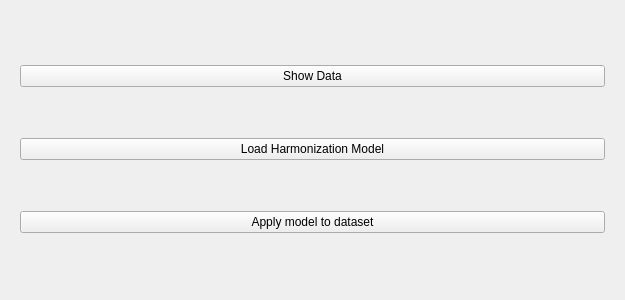
CBICA/niCHART, file QtBrainChartGUI/plugins/harmonization/harmonization.ui: the form before one commit.
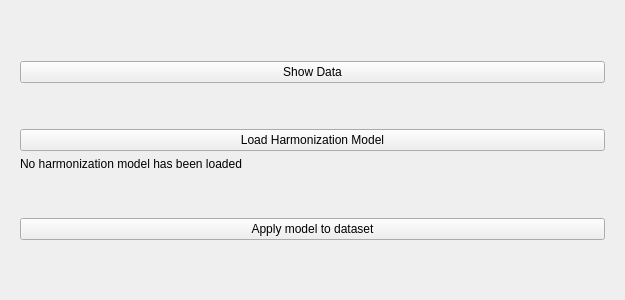
The form after the commit. The open tabs and pages were chosen to show the change.

Commit message: Add model information to Harmonization tab in GUI

Patch:
```diff
--- a/QtBrainChartGUI/plugins/harmonization/harmonization.ui
+++ b/QtBrainChartGUI/plugins/harmonization/harmonization.ui
@@ -26,6 +26,19 @@
       <layout class="QHBoxLayout" name="horizontalLayout_2">
        <item>
         <layout class="QVBoxLayout" name="verticalLayout_2">
+         <item>
+          <spacer name="verticalSpacer_2">
+           <property name="orientation">
+            <enum>Qt::Vertical</enum>
+           </property>
+           <property name="sizeHint" stdset="0">
+            <size>
+             <width>20</width>
+             <height>40</height>
+            </size>
+           </property>
+          </spacer>
+         </item>
          <item>
           <widget class="QPushButton" name="show_data_Btn">
            <property name="enabled">
@@ -36,6 +49,19 @@
            </property>
           </widget>
          </item>
+         <item>
+          <spacer name="verticalSpacer_3">
+           <property name="orientation">
+            <enum>Qt::Vertical</enum>
+           </property>
+           <property name="sizeHint" stdset="0">
+            <size>
+             <width>20</width>
+             <height>40</height>
+            </size>
+           </property>
+          </spacer>
+         </item>
          <item>
           <widget class="QPushButton" name="load_harmonization_model_Btn">
            <property name="text">
@@ -43,6 +69,26 @@
            </property>
           </widget>
          </item>
+         <item>
+          <widget class="QLabel" name="Harmonized_Data_Information_Lbl">
+           <property name="text">
+            <string>No harmonization model has been loaded</string>
+           </property>
+          </widget>
+         </item>
+         <item>
+          <spacer name="verticalSpacer_4">
+           <property name="orientation">
+            <enum>Qt::Vertical</enum>
+           </property>
+           <property name="sizeHint" stdset="0">
+            <size>
+             <width>20</width>
+             <height>40</height>
+            </size>
+           </property>
+          </spacer>
+         </item>
          <item>
           <widget class="QPushButton" name="apply_model_to_dataset_Btn">
            <property name="text">
@@ -50,6 +96,19 @@
            </property>
           </widget>
          </item>
+         <item>
+          <spacer name="verticalSpacer">
+           <property name="orientation">
+            <enum>Qt::Vertical</enum>
+           </property>
+           <property name="sizeHint" stdset="0">
+            <size>
+             <width>20</width>
+             <height>40</height>
+            </size>
+           </property>
+          </spacer>
+         </item>
         </layout>
        </item>
       </layout>
```
Left out of the diff: 2 changed lines with no effect on the pictures. The commit also changes 1 other file.
